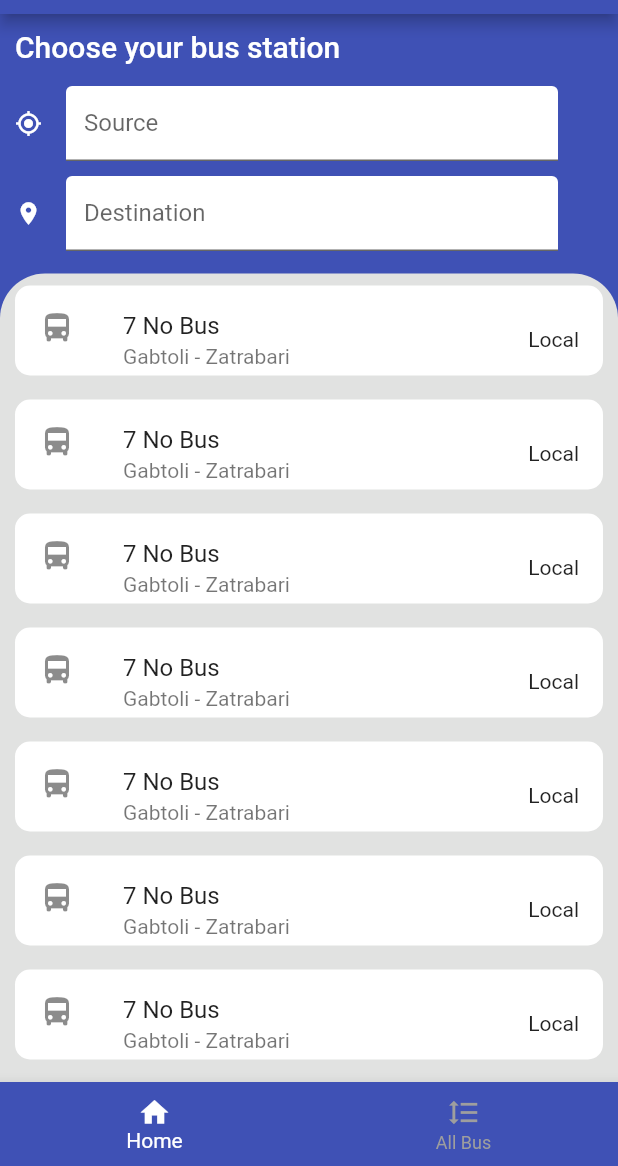
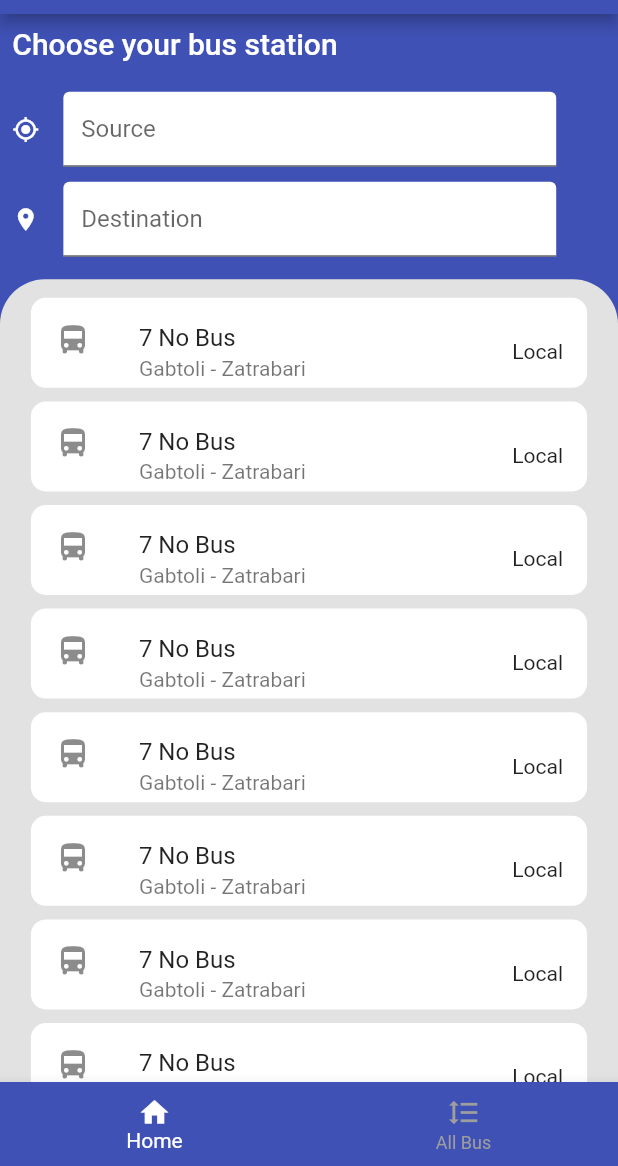
Before and after one commit to sohagmahin/Search-Dhaka, a Flutter app: the screen it shows after launch, on a phone screen of 412 x 824 dp, the part 70-1236 px from its top. Run offline on Flutter 3.47's test engine with Material 2 defaults, Android fonts, the phone set to English and light mode, and no system bars.

Commit message:
make input page responsive

```diff
--- a/lib/pages/input_page.dart
+++ b/lib/pages/input_page.dart
@@ -10,27 +10,80 @@ class InputPage extends StatefulWidget {
 class _InputPageState extends State<InputPage> {
   @override
   Widget build(BuildContext context) {
-    return SafeArea(
-      child: Column(
+    var isPortrait = MediaQuery.of(context).orientation == Orientation.portrait;
+    final double originalHeight = MediaQuery.of(context).size.height;
+    final double originalWidth = MediaQuery.of(context).size.width;
+
+    var labelTextPaddingPortraitMode =
+        EdgeInsets.only(top: originalHeight * 0.01, left: originalWidth * 0.02);
+    var labelTextPaddingLandscapeMode =
+        EdgeInsets.only(top: originalHeight * 0.01, left: originalWidth * 0.10);
+    var textFieldPaddingPortraitMode = EdgeInsets.only(
+        left: originalWidth * 0.02,
+        top: originalHeight * 0.025,
+        right: originalWidth * 0.10);
+    var textFieldPaddingLandscapeMode = EdgeInsets.only(
+        left: originalWidth * 0.10,
+        top: originalHeight * 0.02,
+        right: originalWidth * 0.15);
+
+    var busTileCardPaddingPortrait = EdgeInsets.only(
+        left: originalWidth * 0.03,
+        right: originalWidth * 0.03,
+        top: originalHeight * 0.001,
+        bottom: originalHeight * 0.01);
+    var busTileCardPaddingLandscape = EdgeInsets.only(
+        left: originalWidth * 0.05,
+        right: originalWidth * 0.05,
+        top: originalHeight * 0.001,
+        bottom: originalHeight * 0.01);
+
+    double labelTextFontSizePortrait = 20;
+    double labelTextFontSizeLandscape = 15;
+    double textFeildContainerHeightPortrait = 50.0;
+    double textFeildContainerHeightLandscape = 32.0;
+    double textFeildSizedBoxHeightPortrait = 10.0;
+    double textFeildSizedBoxHeightLandscape = 5.0;
+    double beforeBusListSizedBoxHeightPortrait = 15.0;
+    double beforeBusListSizedBoxHeightLandscape = 6.0;
+    double busTileContainerHeightPortrait = 60.0;
+    double busTileContainerHeightLandscape = 55.0;
+
+    print(isPortrait);
+    print(originalHeight);
+    print(originalWidth);
+
+    return Column(
       crossAxisAlignment: CrossAxisAlignment.start,
       children: <Widget>[
         Padding(
-            padding: const EdgeInsets.only(top: 10, left: 10),
+          padding: isPortrait
+              ? labelTextPaddingPortraitMode
+              : labelTextPaddingLandscapeMode,
           child: Text(
             'Choose your bus station',
             style: TextStyle(
-                fontSize: 20,
+              fontSize: isPortrait
+                  ? labelTextFontSizePortrait
+                  : labelTextFontSizeLandscape,
               fontWeight: FontWeight.w500,
               color: Colors.white,
             ),
           ),
         ),
+
+        //build source & destination text field
         Padding(
-            padding: const EdgeInsets.only(left: 10.0, top: 15.0, right: 40.0),
+          padding: isPortrait
+              ? textFieldPaddingPortraitMode
+              : textFieldPaddingLandscapeMode,
           child: Column(
             children: <Widget>[
+              //source container
               Container(
-                  height: 50,
+                height: isPortrait
+                    ? textFeildContainerHeightPortrait
+                    : textFeildContainerHeightLandscape,
                 child: TextField(
                   decoration: InputDecoration(
                       icon: Icon(
@@ -47,10 +100,15 @@ class _InputPageState extends State<InputPage> {
                 ),
               ),
               SizedBox(
-                  height: 10.0,
+                height: isPortrait
+                    ? textFeildSizedBoxHeightPortrait
+                    : textFeildSizedBoxHeightLandscape,
               ),
+              //Destination Container
               Container(
-                  height: 50,
+                height: isPortrait
+                    ? textFeildContainerHeightPortrait
+                    : textFeildContainerHeightLandscape,
                 child: TextField(
                   decoration: InputDecoration(
                       icon: Icon(
@@ -70,10 +128,15 @@ class _InputPageState extends State<InputPage> {
           ),
         ),
         SizedBox(
-            height: 15.0,
+          height: isPortrait
+              ? beforeBusListSizedBoxHeightPortrait
+              : beforeBusListSizedBoxHeightLandscape,
         ),
+
+        //Build rectangle shape of box for displaying the bus list
         Expanded(
           child: Container(
+            padding: EdgeInsets.only(top: originalHeight * 0.014),
             decoration: BoxDecoration(
               color: Color(0xffe1e2e1),
               borderRadius: BorderRadius.only(
@@ -85,10 +148,11 @@ class _InputPageState extends State<InputPage> {
                 itemCount: 10,
                 itemBuilder: (context, index) {
                   return Padding(
-                      padding: const EdgeInsets.only(
-                          left: 10.0, right: 10.0, top: 8.0, bottom: 8.0),
+                    padding: busTileCardPaddingLandscape,
                     child: Container(
-                        height: 60,
+                      height: isPortrait
+                          ? busTileContainerHeightPortrait
+                          : busTileContainerHeightLandscape,
                       decoration: BoxDecoration(
                           color: Colors.white,
                           shape: BoxShape.rectangle,
@@ -99,22 +163,12 @@ class _InputPageState extends State<InputPage> {
                         source: 'Gabtoli',
                         destination: 'Zatrabari',
                       ),
-//                        ListTile(
-//                          title: Text('7 No Bus'),
-//                          leading: Icon(Icons.directions_bus),
-//                          trailing: Text('Local'),
-//                          subtitle: Text('Gabtoli - Zatrabari'),
-//                          onTap: () {
-//                            Navigator.of(context).push(MaterialPageRoute(builder: (context)=>BusDetails()));
-//                          },
-//                        ),
                     ),
                   );
                 }),
           ),
         ),
       ],
-      ),
     );
   }
 }
```
Lines whose indentation alone changed are shown as unchanged.
